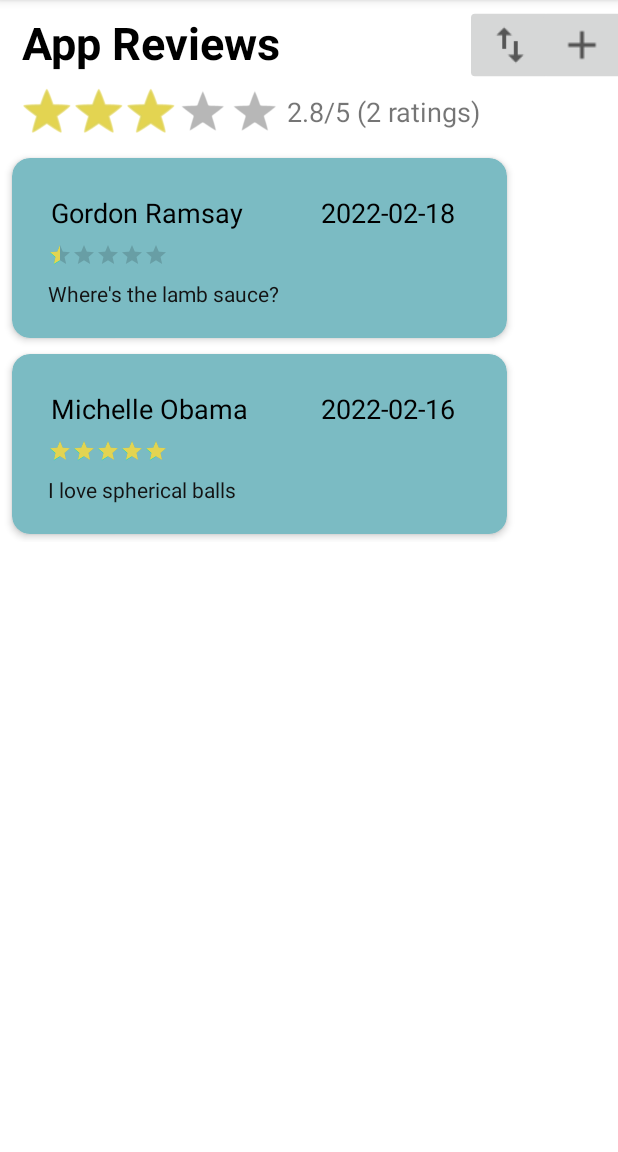
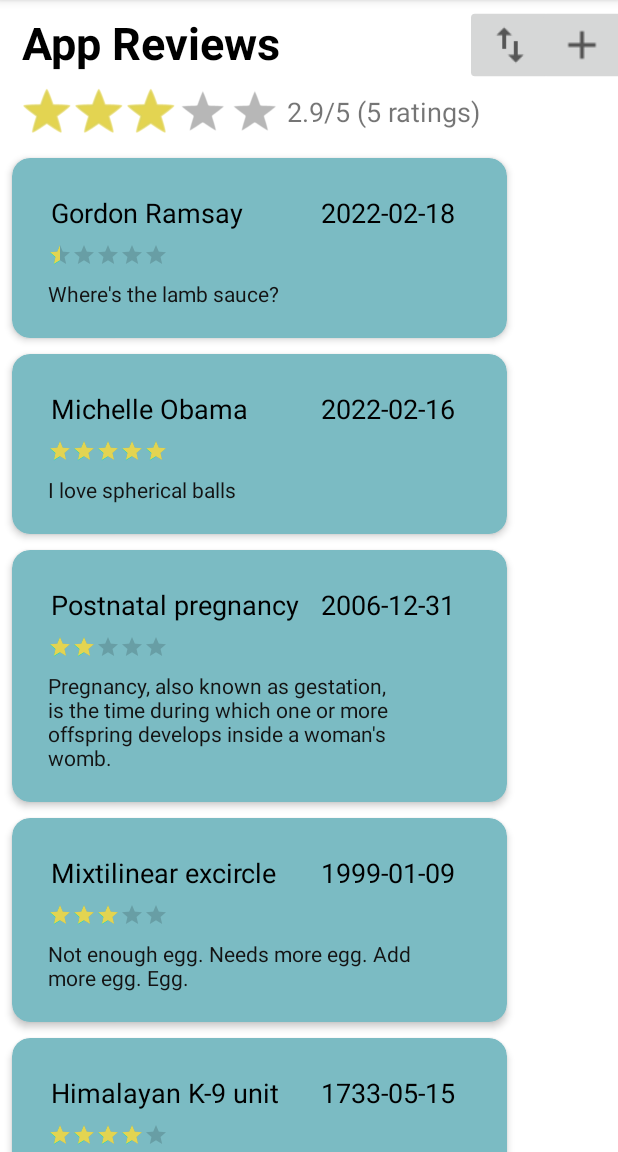
Before and after one commit to theredstone496/pp, an Android app: the fragment AppReviewsTab shown on its own in the app's theme, on a phone screen of 412 x 824 dp, the part 84-1236 px from its top. Run offline under Robolectric (Android 15) with nearby library versions, the light colour scheme and no system bars.

Commit message:
Added a billion reviews

```diff
--- a/app/src/main/java/com/example/pa/data/Warehouse.kt
+++ b/app/src/main/java/com/example/pa/data/Warehouse.kt
@@ -26,28 +26,36 @@ class Warehouse {
             val imageList2 = ArrayList<Int>()
             val reviewList2 = ArrayList<Review>()
             imageList2.add(R.drawable.water1)
+            reviewList2.add(Review("Ryan Sun Dwai", "Why is this so dry bruh", 2, LocalDate.of(2012, 2, 19)))
+            reviewList2.add(Review("Dryan Sun Wai", "My cheeks are dry", 9, LocalDate.of(2032, 2, 19)))
             products.add(Product("Beverage", 1000.00, "Dehydrated water", "Kitchen Gun", "yes", "China", LocalDate.of(3126,8,2), 0.1, 25, imageList2, reviewList2, 45))
             val imageList3 = ArrayList<Int>()
             val reviewList3 = ArrayList<Review>()
             imageList3.add(R.drawable.nuek2)
+            reviewList3.add(Review("Cursive Octagon", "Instructions unclear, curtains on fire", 0, LocalDate.of(2001, 12, 1)))
             products.add(Product("Beverage", 20.00, "Spicy water", "Chernobyl", "tastes like radiation", "RUkraine", LocalDate.of(2090, 1, 1), 1.0, 20, imageList3, reviewList3, 14))
             val imageList4 = ArrayList<Int>()
             val reviewList4 = ArrayList<Review>()
             imageList4.add(R.drawable.lemonteapokka)
+            reviewList4.add(Review("Dwain Johnathanson", "This tastes like Hydrogen Bomb!", 7, LocalDate.of(1972, 5, 2)))
             products.add(Product("Beverage", 15.00, "Nuke flavored water","Bottling Company", "water", "Ocean", LocalDate.of(9999, 1, 1), 2.0, 2000, imageList4, reviewList4, 31))
             val imageList5 = ArrayList<Int>()
             val reviewList5 = ArrayList<Review>()
             imageList5.add(R.drawable.benjerryicecream1)
             imageList5.add(R.drawable.benjerryicecream2)
+            reviewList5.add(Review("The guy from that thing", "Very nice. Melted very smoothly. How to remove from ears?", 8, LocalDate.of(2022, 2, 20)))
             products.add(Product("Food", 6.90, "Ice cream", "Ice", "Is icy and tastes cold", "Russia", LocalDate.of(2024, 7, 9), 3.0, -5, imageList5, reviewList5, 40))
             val imageList6 = ArrayList<Int>()
             val reviewList6 = ArrayList<Review>()
             imageList6.add(R.drawable.applefujipasar1)
+            reviewList6.add(Review("Kim Kom", "Appleappleappleappleappleappleapple yummmmmmmmmmmmmmy", 10, LocalDate.of(2002, 4, 11)))
             products.add(Product("Food", 20.00, "Apple", "Orchard", "you are the apple of my eye", "Kingdoms and Castles", LocalDate.of(2021, 10, 9), 13.0, 5, imageList6, reviewList6, 40))
             val imageList7 = ArrayList<Int>()
             val reviewList7 = ArrayList<Review>()
             imageList7.add(R.drawable.chillifinest1)
             imageList7.add(R.drawable.chillifinest2)
+            reviewList7.add(Review("Tree Industry", "Hot ;)", 10, LocalDate.of(2022, 2, 20)))
+            reviewList7.add(Review("Sacrificial Environmentalist", "Warm :(", 1, LocalDate.of(2022, 2, 20)))
             products.add(Product("Food", 15.30, "Chili", "Plants", "This thing is spicy", "My house", LocalDate.of(1944, 6, 6), 40.0, 25, imageList7, reviewList7, 19))
             val imageList8 = ArrayList<Int>()
             val reviewList8 = ArrayList<Review>()
@@ -56,59 +64,141 @@ class Warehouse {
             imageList8.add(R.drawable.one3)
             imageList8.add(R.drawable.one4)
             imageList8.add(R.drawable.one5)
+            reviewList8.add(Review("Nhoj", "WOO L JOHN", 10, LocalDate.of(1022, 8, 29)))
+            reviewList8.add(Review("John", "Brazil Russia India China Kill Your Disease", 4, LocalDate.of(2021, 11, 21)))
             products.add(Product("Food", 10.00, "John got hanged", "washington", "F for him", "Great Soviet United North Peru Brazil China East South Utah Ukraine Switseranld Republic", LocalDate.of(240, 6, 4), 4.0, 20, imageList8, reviewList8, 10))
             val imageList9 = ArrayList<Int>()
             val reviewList9 = ArrayList<Review>()
             imageList9.add(R.drawable.instantnoodlemyojo1)
+            reviewList9.add(Review("Unidentified French Object", "Les nouilles sont longues et belles et jaunes comme une longue nouille qui est jaune mais pas orange car les nouilles ne sont pas orange et les nouilles sont fraîches", 9, LocalDate.of(1301,3, 6 )))
             products.add(Product("Food", 20.00, "Noodle", "Noodle Dispenser", "Long and eat it", "Mars", LocalDate.of(2060, 2, 5), 25.0, 15, imageList9, reviewList9, 40))
             val imageListA = ArrayList<Int>()
             val reviewListA = ArrayList<Review>()
             imageListA.add(R.drawable.chickendrumsticksadia1)
+            reviewListA.add(Review("La Capana Mamamia", "I love to beat chicken. No chicken No dog? Owooowo", 10, LocalDate.of(2021, 11, 11)))
             products.add(Product("Food", 20.00, "Chicken Stick", "Toy Story", "beat your friends with it", "Farming Simulator", LocalDate.of(2022, 2 , 2), 15.0, -10, imageListA, reviewListA, 40))
             val imageListB = ArrayList<Int>()
             val reviewListB = ArrayList<Review>()
             imageListB.add(R.drawable.deadsoldier1)
             imageListB.add(R.drawable.eastberlin1)
+            reviewListB.add(Review("RED", "BLUE IS SUS", 9, LocalDate.of(2018, 6, 5)))
+            reviewListB.add(Review("BLUE", "RED IS SUS", 8, LocalDate.of(2018, 6, 5)))
+            reviewListB.add(Review("PINK", "prengnta samoungus", 9, LocalDate.of(2018, 6, 5)))
+            reviewListB.add(Review("Johnny Stepper", "Sussy sussy sussy amogus XD", 6, LocalDate.of(2018, 6, 5)))
             products.add(Product("Food", -100.00, "Soldier Corpse", "Nazi Germany", "This thing is ancient", "Germany", LocalDate.of(1945, 6, 6), 66.0, -1000, imageListB, reviewListB, 1000))
             val imageListC = ArrayList<Int>()
             val reviewListC = ArrayList<Review>()
             imageListC.add(R.drawable.nuke1)
+            reviewListC.add(Review("The Sun", "I am a humongous ball of plasma.", 4, LocalDate.of(2025, 2, 14)))
             products.add(Product("Food", 1000.00, "Taste the sun", "Earth", "now you can eat sunlight", "The World", LocalDate.of(2945, 1, 1), 4670.0, 3000, imageListC, reviewListC, 2))
             val imageListD = ArrayList<Int>()
             val reviewListD = ArrayList<Review>()
             imageListD.add(R.drawable.clorox1)
+            reviewListD.add(Review("COVID-19", "NOOOOOOOOOOOOOOOOOOOOOOOOOOOOOOOOOOOOOOOO jk im still gonna kill 6 million people lol", 4, LocalDate.of(2020, 1, 23)))
             products.add(Product("Pharmacy", 1.00, "Covid-19 Vaccine", "China", "the virus cant survive without a host", "China", LocalDate.of(2022, 1 , 1), 1.0, 25, imageListD, reviewListD, 500))
             val imageListE = ArrayList<Int>()
             val reviewListE = ArrayList<Review>()
             imageListE.add(R.drawable.panadolextra1)
+            reviewListE.add(Review("Effective Nuclear Charge", "My name is Zeff", 9, LocalDate.of(1911, 7, 7)))
             products.add(Product("Pharmacy", 10.00, "Cocaine", "Anti-Depressant Movement", "makes you high", "Unknown", LocalDate.of(9999, 1, 1), 0.5, -20, imageListE, reviewListE, 90))
             val imageListF = ArrayList<Int>()
             val reviewListF = ArrayList<Review>()
             imageListF.add(R.drawable.instantnoodlenissin1)
+            reviewListF.add(Review("Organ Success", "Not instant. Misleading.", 0, LocalDate.of(1981, 10, 30)))
             products.add(Product("Food", 1.80, "Curry Instant Noodle", "Nissin", "Put in your own description", "Malaysia", LocalDate.of(2022, 1, 17), 500.0, 25, imageListF, reviewListF, 96 ))
             val imageListG = ArrayList<Int>()
             val reviewListG = ArrayList<Review>()
             imageListG.add(R.drawable.milo1)
             imageListG.add(R.drawable.milo2)
+            reviewListG.add(Review("Demi Lovato", "I thought you were Emil when you were clued to be hidden in me.", 1, LocalDate.of(1992, 8, 20)))
             products.add(Product("Food", 1.0, "Milo", "Milo", "Yummy", "China", LocalDate.of(2022, 1, 17), 0.3, 25, imageListG, reviewListG, 236))
             val imageListH = ArrayList<Int>()
             val reviewListH = ArrayList<Review>()
             imageListH.add(R.drawable.panadolextra1)
             imageListH.add(R.drawable.panadolextra2)
             imageListH.add(R.drawable.panadolextra3)
+            reviewListH.add(Review("Peter Panther", "Did not cure my pregnancy.", 0, LocalDate.of(2008, 9, 6)))
+            reviewListH.add(Review("Tinker Belgium", "Cured my hepatocellular carcinoma.", 10, LocalDate.of(2008, 9, 7)))
             products.add(Product("Pharmacy", 10.00, "Panadol Extra", "Panadol", "pain", "China", LocalDate.of(2022, 1, 17), 200.0, 25, imageListH, reviewListH, 66))
             val imageListI = ArrayList<Int>()
             val reviewListI = ArrayList<Review>()
             imageListI.add(R.drawable.watermelonpasar1)
             imageListI.add(R.drawable.watermelonpasar2)
+            reviewListI.add(Review("Post Melone", "Hahahahaha\n" +
+                    "Tank God\n" +
+                    "Ayy, ayy\n" +
+                    "I've been nice to my family and poppin' pillies\n" +
+                    "Man, I feel just like a rockstar (ayy, ayy)\n" +
+                    "All my brothers got that gas\n" +
+                    "And they always be smokin' like a Rasta\n" +
+                    "Playing with me, call up on a Uzi\n" +
+                    "And show up, man, them the shottas\n" +
+                    "When my homies pull up on your block\n" +
+                    "They make that thing go grrra-ta-ta-ta (ta, pow, pow, pow, ayy, ayy)\n" +
+                    "Switch my whip, came back in black\n" +
+                    "I'm startin' sayin', \"Rest in peace to Bon Scott\" (Scott, ayy)\n" +
+                    "Close that door, we blowin' smoke\n" +
+                    "She ask me light a fire like I'm Morrison ('son, ayy)\n" +
+                    "Act a fool on stage\n" +
+                    "Prolly leave my bad show in a cop car (car, ayy)\n" +
+                    "Shit was legendary\n" +
+                    "Threw a TV out the window of the Montage\n" +
+                    "Cocaine on the table, liquor pourin', don't give a damn\n" +
+                    "Dude, your girlfriend is a nice person, she just tryna get in\n" +
+                    "Sayin', \"I'm with the band\" (ayy, ayy)\n" +
+                    "Now she actin' outta pocket, tryna grab up on my pants\n" +
+                    "Hundred friends in my trailer say they ain't got a man\n" +
+                    "And they all brought a friend (yeah, ayy, ayy, ayy)\n" +
+                    "I've been changing clothes and poppin' pillies\n" +
+                    "Man, I feel just like a rockstar (ayy, ayy)\n" +
+                    "All my brothers got that gas\n" +
+                    "And they always be smokin' like a Rasta\n" +
+                    "Dancing with me, call up on a Uzi\n" +
+                    "And show up, man, them the shottas\n" +
+                    "When my homies pull up on your block\n" +
+                    "They make that thing go grrra-ta-ta-ta (ta, pow, pow, pow)\n" +
+                    "I've been in the Hills stalking superstars\n" +
+                    "Feelin' like a popstar (21, 21, 21)\n" +
+                    "Drinkin' Henny, bad bitches jumpin' in the pool\n" +
+                    "And they ain't got on no bra (bra)\n" +
+                    "Pat her from the back, pullin' on her tracks\n" +
+                    "And now she screamin' out, \"¡No más!\" (yeah, yeah, yeah)\n" +
+                    "They like, \"Savage, why you got a twelve car garage\n" +
+                    "And you only got six cars?\" (21)\n" +
+                    "I ain't with the cakin', how you kiss that? (kiss that?)\n" +
+                    "You say I'm lookin' like a whole snack (big snack)\n" +
+                    "Green hundreds in my safe, I got old racks (old racks)\n" +
+                    "L.A. residents always askin', \"Where the coke at?\" (21, 21)\n" +
+                    "Livin' like a rockstar, smash out on a cop car\n" +
+                    "Sweeter than a Pop-Tart, you know you are not hard\n" +
+                    "I done made the hot chart, 'member I used to trap hard\n" +
+                    "Livin' like a rockstar, I'm livin' like a rockstar (ayy)\n" +
+                    "I've been doing CS and poppin' pillies\n" +
+                    "Man, I feel just like a rockstar (ayy, ayy)\n" +
+                    "All my brothers got that gas\n" +
+                    "And they always be smokin' like a Rasta (yeah, yeah, yeah, yeah)\n" +
+                    "Pet my dog with me, call up on a Uzi\n" +
+                    "And show up, man, them the shottas\n" +
+                    "When my homies pull up on your block\n" +
+                    "They make that thing go grrra-ta-ta-ta (ta, grrra-ta-ta-ta-ta)\n" +
+                    "Star, star, rockstar, rockstar, star\n" +
+                    "Rockstar\n" +
+                    "Rockstar, feel just like a-\n" +
+                    "Rockstar\n" +
+                    "Rockstar\n" +
+                    "Rockstar\n" +
+                    "Feel just like a...", 10, LocalDate.of(1995, 7, 4)))
             products.add(Product("Food", 2.00, "Watermelon", "Dragon", "juicy", "China", LocalDate.of(2021, 12, 9), 9000.0, 12, imageListI, reviewListI, 53))
             val imageListJ = ArrayList<Int>()
             val reviewListJ = ArrayList<Review>()
             imageListJ.add(R.drawable.alicorn1)
+            reviewListJ.add(Review("Marquee Zuckerberg", "HOHOOHOOohooooooh", 10, LocalDate.of(2008, 4, 25)))
             products.add(Product("Military", 1000000.00, "Submersible Aviation Cruiser Alicorn", "Union of Yuktobanian Republics", "This boat has the means to end this hideous war, in a definitive and elegant manner. The world shall be horrified by the number of lives we will take. Only then will they let go of their weapons... Weapons that would have taken the lives of ten million.", "Union of Yuktobanian Republics", LocalDate.of(2019, 9, 14), 800000000.0, 26, imageListJ, reviewListJ, 1))
             val imageListK = ArrayList<Int>()
             val reviewListK = ArrayList<Review>()
+            reviewListK.add(Review("Glove", "Sharp.", 3, LocalDate.of(2004, 2, 10)))
             imageListK.add(R.drawable.glaive)
+
             reviewListK.add(Review("Tewtiy", "The range is actually pretty insane. So they throw the super fast but it doesn't look like all of them bounce. That's still so cool though, look at that. I love that.", 9, LocalDate.of(2021, 7, 30)))
             products.add(Product("Military", 400000.00, "Glaive Dominus", "Boomerang Monkey", "The Bloons will look upon my Glaives, and they will know fear.", "New Zealand", LocalDate.of(9999, 1, 1), 578000.0, 57, imageListK, reviewListK, 1))
             val imageListL = ArrayList<Int>()
@@ -135,6 +225,9 @@ class Warehouse {
             //add the app reviews
             appRevList.add(Review("Michelle Obama", "I love spherical balls", 10, LocalDate.of(2022, 2, 16)))
             appRevList.add(Review("Gordon Ramsay", "Where's the lamb sauce?", 1, LocalDate.of(2022, 2, 18)))
+            appRevList.add(Review("Postnatal pregnancy", "Pregnancy, also known as gestation, is the time during which one or more offspring develops inside a woman's womb.", 4, LocalDate.of(2006, 12, 31)))
+            appRevList.add(Review("Himalayan K-9 unit", "Nice rock! Nice lock! Nice knock! Nice sock!", 8, LocalDate.of(1733, 5, 15)))
+            appRevList.add(Review("Mixtilinear excircle", "Not enough egg. Needs more egg. Add more egg. Egg.", 6, LocalDate.of(1999, 1, 9)))
             //assigns the variable to 1 so products and reviews are not added twice
             called = 1
         }
--- a/app/src/main/res/values/strings.xml
+++ b/app/src/main/res/values/strings.xml
@@ -59,4 +59,6 @@
     <string name="r_sort_date">Date</string>
     <string name="r_sort_rating">Rating</string>
 
+    <string name="settings">No settings yet:(</string>
+
 </resources>
```
Also changed, not shown: app/src/main/java/com/example/pa/MainActivity.kt (+5 -2 lines).
